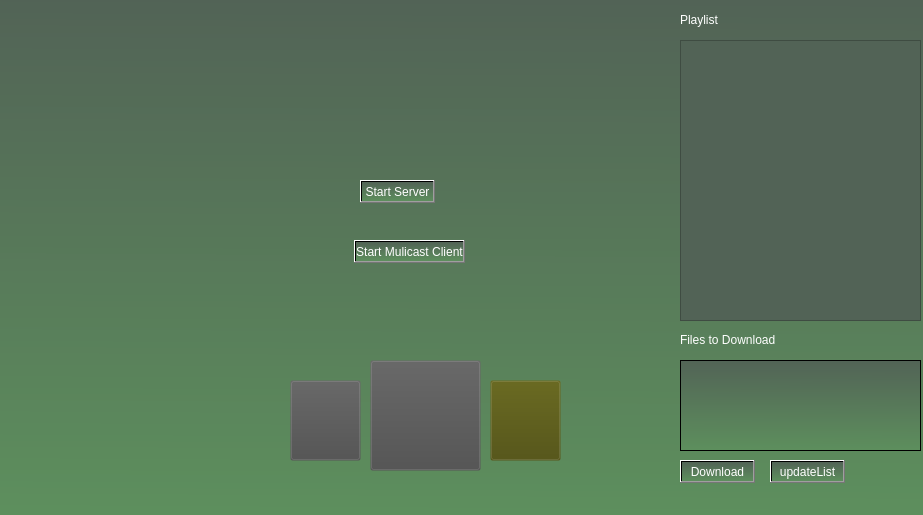
Old version of the form CommAudio/mainwindow.ui in the repository dmblake/ComAudio.
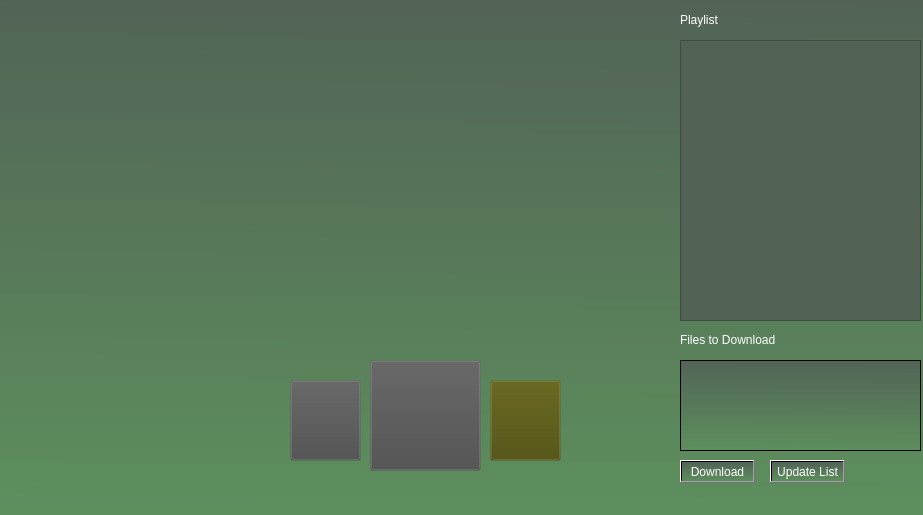
New version of the form. Icons and pictures are not drawn.

Commit message: buttons restored

What changed in the file:
```diff
--- a/CommAudio/mainwindow.ui
+++ b/CommAudio/mainwindow.ui
@@ -222,7 +222,7 @@
      <string notr="true">color: rgb(255, 255, 255);</string>
     </property>
     <property name="text">
-     <string>updateList</string>
+     <string>Update List</string>
     </property>
    </widget>
    <widget class="QLabel" name="playListTitle_2">
@@ -230,7 +230,7 @@
      <rect>
       <x>680</x>
       <y>330</y>
-      <width>221</width>
+      <width>231</width>
       <height>20</height>
      </rect>
     </property>
@@ -253,38 +253,6 @@
      </rect>
     </property>
    </widget>
-   <widget class="QPushButton" name="pushButton_3">
-    <property name="geometry">
-     <rect>
-      <x>360</x>
-      <y>180</y>
-      <width>75</width>
-      <height>23</height>
-     </rect>
-    </property>
-    <property name="styleSheet">
-     <string notr="true">color: rgb(255, 255, 255);</string>
-    </property>
-    <property name="text">
-     <string>Start Server</string>
-    </property>
-   </widget>
-   <widget class="QPushButton" name="pushButton_4">
-    <property name="geometry">
-     <rect>
-      <x>354</x>
-      <y>240</y>
-      <width>111</width>
-      <height>23</height>
-     </rect>
-    </property>
-    <property name="styleSheet">
-     <string notr="true">color: rgb(255, 255, 255);</string>
-    </property>
-    <property name="text">
-     <string>Start Mulicast Client</string>
-    </property>
-   </widget>
   </widget>
   <action name="actionWaddup">
    <property name="text">
```
Left out of the diff: 16 changed lines with no effect on the pictures. The commit also changes 4 other files.
